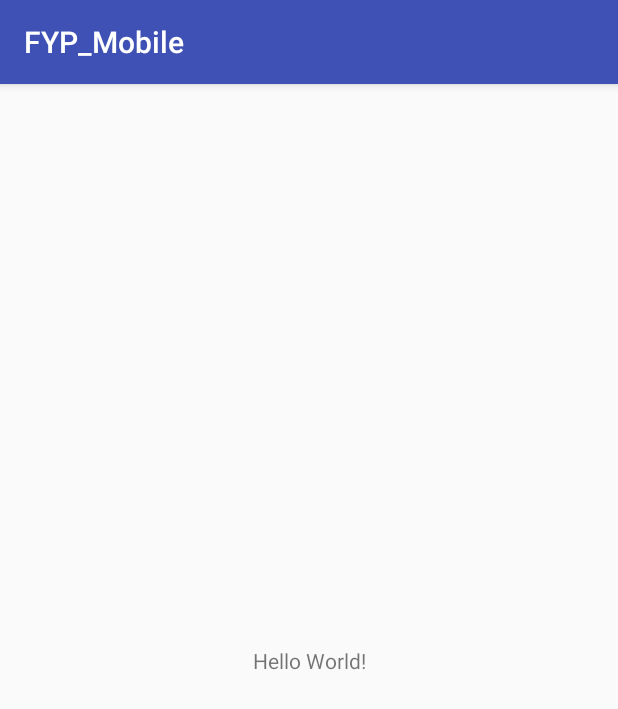
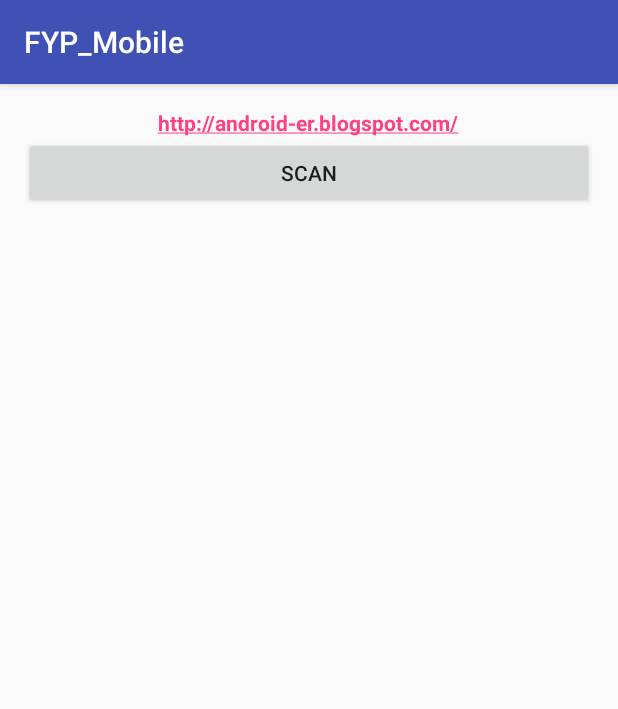
Before and after one commit to jercot/FYP-IoT-Efficency, an Android app: the screen it shows after launch (MainActivity), on a phone screen of 412 x 824 dp. Shown: the top 709 px of the screen. Run offline under Robolectric (Android 15) with nearby library versions, the phone set to English and light mode, and no system bars.

Commit message:
Android/Arduino connection

```diff
--- a/Mobile Application/app/build.gradle
+++ b/Mobile Application/app/build.gradle
@@ -4,7 +4,7 @@ android {
     compileSdkVersion 26
     defaultConfig {
         applicationId "ie.fyp.jer"
-        minSdkVersion 14
+        minSdkVersion 26
         targetSdkVersion 26
         versionCode 1
         versionName "1.0"
--- a/Mobile Application/app/src/main/AndroidManifest.xml
+++ b/Mobile Application/app/src/main/AndroidManifest.xml
@@ -1,6 +1,10 @@
 <?xml version="1.0" encoding="utf-8"?>
 <manifest xmlns:android="http://schemas.android.com/apk/res/android"
-    package="ie.fyp.jerem.mobile">
+    package="ie.fyp.jer.controller">
+
+    <uses-permission android:name="android.permission.INTERNET"/>
+    <uses-permission android:name="android.permission.ACCESS_NETWORK_STATE"/>
+    <uses-permission android:name="android.permission.ACCESS_WIFI_STATE"/>
 
     <application
         android:allowBackup="true"
--- a/Mobile Application/app/src/main/java/ie/fyp/jer/controller/MainActivity.java
+++ b/Mobile Application/app/src/main/java/ie/fyp/jer/controller/MainActivity.java
@@ -1,13 +1,92 @@
-package ie.fyp.jerem.mobile;
+package ie.fyp.jer.controller;
 
+import android.os.AsyncTask;
+import android.os.Bundle;
 import android.support.v7.app.AppCompatActivity;
-import android.os.Bundle;
+
+import java.io.BufferedInputStream;
+import java.io.BufferedReader;
+import java.io.File;
+import java.io.FileReader;
+import java.io.IOException;
+import java.io.InputStream;
+import java.io.InputStreamReader;
+import java.net.HttpURLConnection;
+import java.net.URL;
+import java.util.ArrayList;
 
 public class MainActivity extends AppCompatActivity {
 
+    private ArrayList<String> sensorIps;
     @Override
     protected void onCreate(Bundle savedInstanceState) {
+        sensorIps = new ArrayList<>();
         super.onCreate(savedInstanceState);
         setContentView(R.layout.activity_main);
+        new GetLocalIps().execute();
+    }
+
+    private class GetLocalIps extends AsyncTask<Void, String, Void> {
+
+        @Override
+        protected Void doInBackground(Void... voids) {
+            try {
+                BufferedReader br = new BufferedReader(new FileReader(new File("/proc/net/arp")));
+                String total = "";
+                String line;
+                while ((line = br.readLine()) != null) {
+                    System.out.println(line);
+                    //if (line.contains(":") && line.contains(".") && !line.contains("00:00:00:00:00:00")) {
+                        String ip[] = line.split(" ");
+                        if(ip[0].charAt(ip[0].length()-1)!='1') {
+                            total += ip[0] + " ";
+                        }
+                    //}
+                }
+                String request[] = {"http://", total, ":32109/settings"};
+                //new SendHttpRequest().execute(request);
+            } catch (IOException e) {
+                e.printStackTrace();
+            }
+            return null;
+        }
+    }
+
+    private class SendHttpRequest extends AsyncTask<String, Void, Void> {
+
+        @Override
+        protected Void doInBackground(String... params) {
+            String urls[] = params[1].split(" ");
+            HttpURLConnection urlConnection = null;
+            for(int i=0;i<urls.length;i++) {
+                String rStr = "";
+                try {
+                    URL url = new URL(params[0] + urls[i] + params[2]);
+                    urlConnection = (HttpURLConnection) url.openConnection();
+                    urlConnection.setConnectTimeout(10000);
+                    InputStream in = new BufferedInputStream(urlConnection.getInputStream());
+                    rStr = readStream(in);
+                } catch (IOException e) {
+                } finally {
+                    if (urlConnection != null)
+                        urlConnection.disconnect();
+                }
+                if(rStr.contains("\"code\":\"1\"")) {
+                    System.out.println("Connected to " + params[0] + urls[i] + params[2]);
+                    sensorIps.add(params[0] + urls[i] + params[2]);
+                }
+            }
+            return null;
+        }
+    }
+
+    private String readStream(InputStream in) throws IOException {
+        BufferedReader r = new BufferedReader(new InputStreamReader(in));
+        String total = "START";
+        String line;
+        while ((line = r.readLine()) != null) {
+            total += line;
+        }
+        return total;
     }
 }
--- a/Mobile Application/app/src/main/res/layout/activity_main.xml
+++ b/Mobile Application/app/src/main/res/layout/activity_main.xml
@@ -1,18 +1,28 @@
 <?xml version="1.0" encoding="utf-8"?>
-<android.support.constraint.ConstraintLayout xmlns:android="http://schemas.android.com/apk/res/android"
-    xmlns:app="http://schemas.android.com/apk/res-auto"
+<LinearLayout
+    xmlns:android="http://schemas.android.com/apk/res/android"
     xmlns:tools="http://schemas.android.com/tools"
     android:layout_width="match_parent"
     android:layout_height="match_parent"
-    tools:context="ie.fyp.jerem.mobile.MainActivity">
+    android:padding="16dp"
+    android:orientation="vertical"
+    tools:context=".MainActivity">
 
     <TextView
         android:layout_width="wrap_content"
         android:layout_height="wrap_content"
-        android:text="Hello World!"
-        app:layout_constraintBottom_toBottomOf="parent"
-        app:layout_constraintLeft_toLeftOf="parent"
-        app:layout_constraintRight_toRightOf="parent"
-        app:layout_constraintTop_toTopOf="parent" />
+        android:layout_gravity="center_horizontal"
+        android:autoLink="web"
+        android:text="http://android-er.blogspot.com/"
+        android:textStyle="bold" />
 
-</android.support.constraint.ConstraintLayout>
+    <Button
+        android:id="@+id/scan"
+        android:layout_width="match_parent"
+        android:layout_height="wrap_content"
+        android:text="Scan"/>
+    <ListView
+        android:id="@+id/listviewip"
+        android:layout_width="match_parent"
+        android:layout_height="wrap_content"/>
+</LinearLayout>
```
Also changed, not shown: Mobile Application/app/src/main/java/ie/fyp/jer/controller/MainActivity_backup.java (added, +132 -0 lines), 1 other file.
